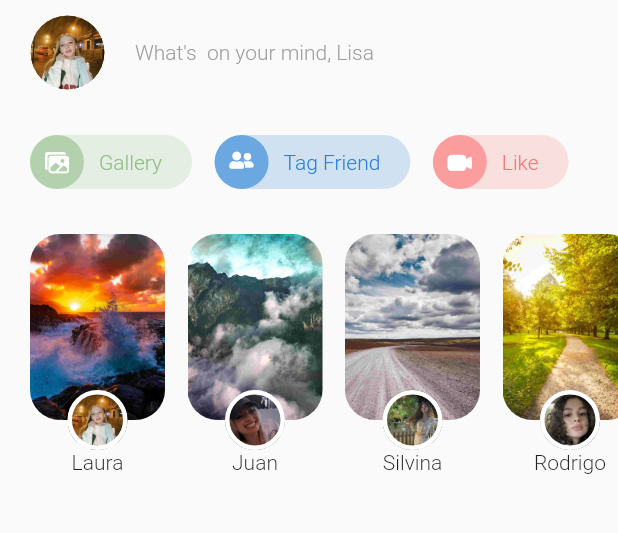
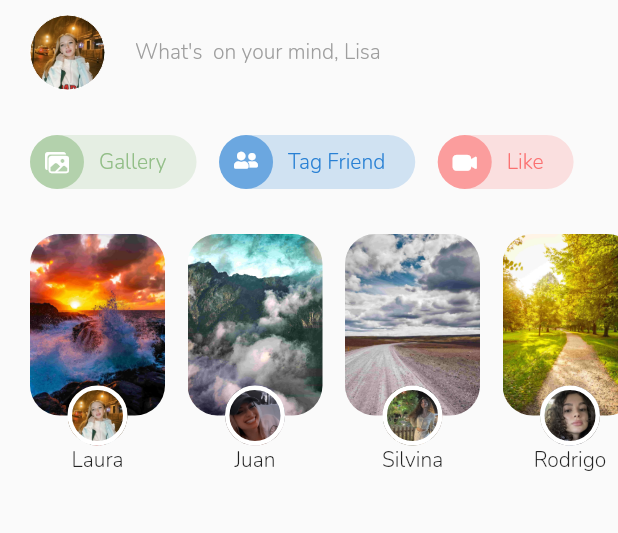
Before and after one commit to AgustinaGF/facebookFlutter, a Flutter app: the screen it shows after launch, on a phone screen of 412 x 824 dp, the part 84-617 px from its top. Run offline on Flutter 3.47's test engine with Material 2 defaults, Android fonts, the phone set to English and light mode, and no system bars; our stand-ins replace device_preview, flutter_svg.

Commit message:
add new font

```diff
--- a/lib/main.dart
+++ b/lib/main.dart
@@ -20,6 +20,7 @@ class MyApp extends StatelessWidget {
       locale: DevicePreview.locale(context),
       builder: DevicePreview.appBuilder,
       home: FacebookUi(),
+      theme: ThemeData(fontFamily: 'Nunito'),
     );
   }
 }
```
Also changed, not shown: pubspec.yaml (+17 -0 lines), assets/fonts/nunito/Nunito-Black.ttf (added), assets/fonts/nunito/Nunito-BlackItalic.ttf (added), assets/fonts/nunito/Nunito-Bold.ttf (added), assets/fonts/nunito/Nunito-BoldItalic.ttf (added), assets/fonts/nunito/Nunito-ExtraBold.ttf (added), assets/fonts/nunito/Nunito-ExtraBoldItalic.ttf (added), assets/fonts/nunito/Nunito-ExtraLight.ttf (added), assets/fonts/nunito/Nunito-ExtraLightItalic.ttf (added), assets/fonts/nunito/Nunito-Italic.ttf (added), assets/fonts/nunito/Nunito-Light.ttf (added), assets/fonts/nunito/Nunito-LightItalic.ttf (added), assets/fonts/nunito/Nunito-Medium.ttf (added), assets/fonts/nunito/Nunito-MediumItalic.ttf (added), 3 more files.
